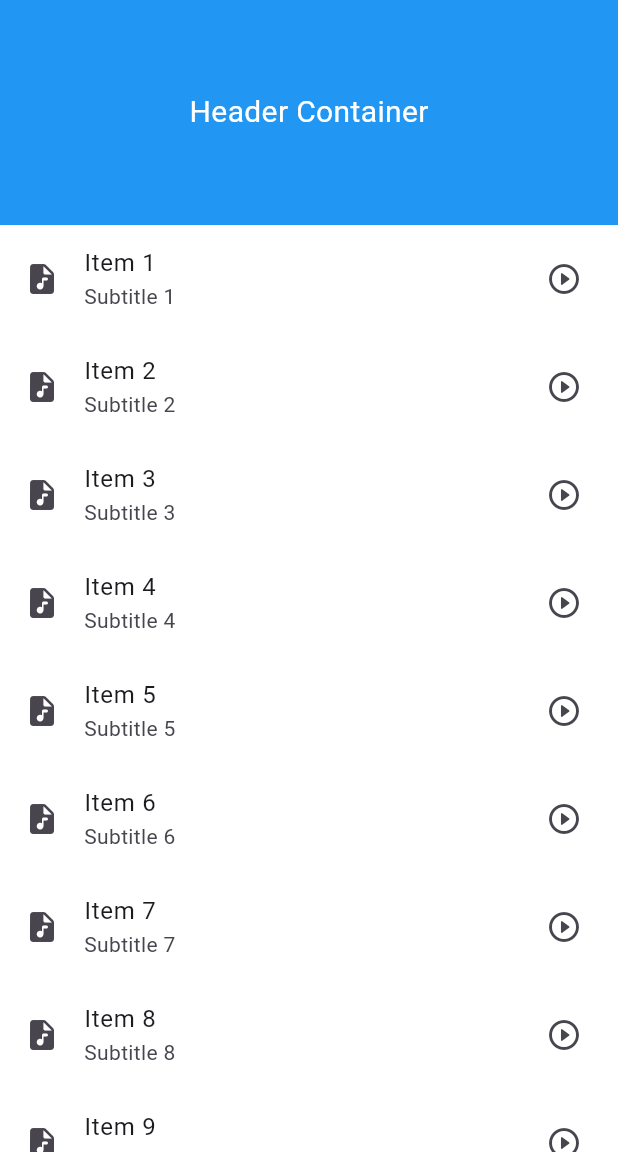
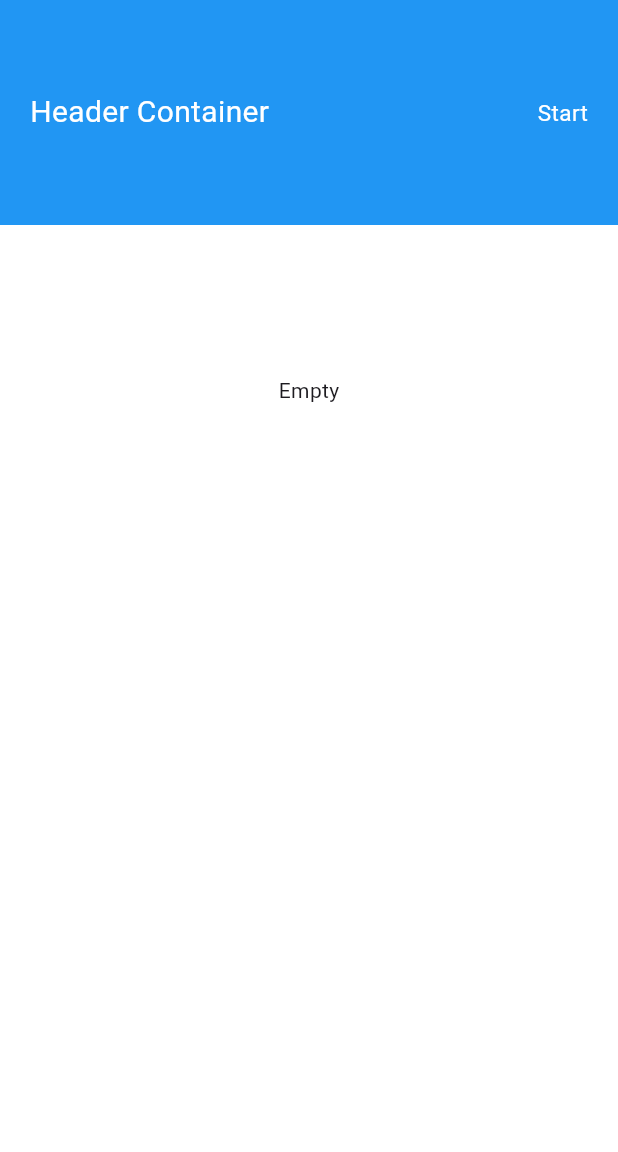
Before and after one commit to mytct/recording_project, a Flutter app: the screen it shows after launch, on a phone screen of 412 x 824 dp, the part 84-1236 px from its top. Run offline on Flutter 3.47's test engine with Material 3 defaults, Android fonts, the phone set to English and light mode, and no system bars; our stand-ins replace audioplayers, device_info_plus, dio, equatable, flutter_bloc, get_it and 5 more; missing offline and left inert: flutter_background, flutter_logs, flutter_sound; accounts and stored records are empty; generated files the repository leaves out were written again.

Commit message:
feat: update features

```diff
--- /dev/null
+++ b/app_test/lib/data/repositories/audio_repository.dart
@@ -0,0 +1,18 @@
+import 'package:app_test/core/strings.dart';
+import 'package:app_test/data/models/audio_list_item_data.dart';
+import 'package:hive_flutter/hive_flutter.dart';
+import 'package:injectable/injectable.dart';
+
+abstract class AudioRepository {
+  List<AudioData> getRecordings();
+}
+
+@injectable
+class AudioRepositoryImpl implements AudioRepository {
+  final _audioBox = Hive.box<AudioData>(localAudioStorage);
+
+  @override
+  List<AudioData> getRecordings() {
+    return _audioBox.values.toList();
+  }
+}
--- /dev/null
+++ b/app_test/lib/features/audio_list/bloc/audio_list_action.dart
@@ -0,0 +1,3 @@
+import 'package:app_core/bloc/core_action.dart';
+
+sealed class AudioListCubitAction implements CoreAction {}
--- /dev/null
+++ b/app_test/lib/features/audio_list/views/audio_list_model_ui.dart
@@ -0,0 +1,18 @@
+import 'package:app_test/data/models/audio_list_item_data.dart';
+
+class AudioListModelUI {
+  final List<AudioData>? list;
+  final int? indexPlaying;
+
+//NOTE: -1 mean not playing any items
+  const AudioListModelUI({this.list, this.indexPlaying = -1});
+
+  AudioListModelUI copyWith({
+    List<AudioData>? list,
+    int? indexPlaying,
+  }) =>
+      AudioListModelUI(
+        list: list ?? this.list,
+        indexPlaying: indexPlaying ?? this.indexPlaying,
+      );
+}
--- a/app_test/lib/features/audio_list/views/audio_list_view.dart
+++ b/app_test/lib/features/audio_list/views/audio_list_view.dart
@@ -1,5 +1,12 @@
+import 'package:app_core/bloc/core_consumer.dart';
+import 'package:app_core/bloc/core_state.dart';
 import 'package:app_core/ui/core_stateful.dart';
+import 'package:app_test/features/audio_list/bloc/audio_list_action.dart';
+import 'package:app_test/features/audio_list/bloc/audio_list_cubit.dart';
+import 'package:app_test/features/audio_list/views/audio_list_model_ui.dart';
 import 'package:flutter/material.dart';
+import 'package:flutter_bloc/flutter_bloc.dart';
+import 'package:app_test/core/di/di.dart';
 
 class AudioListView extends CoreView {
   const AudioListView({super.key});
@@ -8,17 +15,50 @@ class AudioListView extends CoreView {
 }
 
 class AudioListViewState extends CoreViewState<AudioListView> {
+  final AudioListCubit cubit = di();
+
   @override
   Widget build(BuildContext context) {
-    return Expanded(
-      child: ListView.builder(
-        itemCount: 10, // Replace with your list length
-        itemBuilder: (context, index) {
-          return ListTile(
-            leading: const Icon(Icons.audio_file_rounded),
-            title: Text("Item ${index + 1}"),
-            subtitle: Text("Subtitle ${index + 1}"),
-            trailing: const Icon(Icons.play_circle_outline_rounded),
+    return BlocProvider(
+      create: (context) => cubit,
+      child: CoreBlocConsumer<AudioListCubit, CoreState<AudioListModelUI>,
+          AudioListCubitAction>(
+        actionListener: (context, state, action) {},
+        builder: (context, state) {
+          final data = state.data?.list ?? [];
+          final indexPlaying = state.data?.indexPlaying ?? -1;
+          return Expanded(
+            child: RefreshIndicator(
+              onRefresh: cubit.loadList,
+              child: (data.isNotEmpty)
+                  ? ListView.builder(
+                      itemCount: data.length,
+                      itemBuilder: (context, index) {
+                        return ListTile(
+                          onTap: () {
+                            if (indexPlaying != -1) return;
+                            cubit.playRecord(data[index].filePath, index);
+                          },
+                          leading: const Icon(Icons.audio_file_rounded),
+                          title: Text("${data[index].title}"),
+                          trailing: (indexPlaying == index)
+                              ? const Icon(Icons.pause_circle_outline_rounded)
+                              : const Icon(Icons.play_circle_outline_rounded),
+                        );
+                      },
+                    )
+                  : const SizedBox.expand(
+                      child: SingleChildScrollView(
+                        physics: AlwaysScrollableScrollPhysics(),
+                        child: Center(
+                          child: Padding(
+                            padding: EdgeInsets.only(top: 100),
+                            child: Text('Empty'),
+                          ),
+                        ),
+                      ),
+                    ),
+            ),
           );
         },
       ),
--- a/app_test/lib/features/record/views/record_model_ui.dart
+++ b/app_test/lib/features/record/views/record_model_ui.dart
@@ -1 +1,10 @@
-class RecordModelUI {}
+class RecordModelUI {
+  final bool? isRecording;
+
+  const RecordModelUI({this.isRecording});
+
+  RecordModelUI copyWith({
+    bool? isRecording,
+  }) =>
+      RecordModelUI(isRecording: isRecording ?? this.isRecording);
+}
--- a/app_test/lib/features/record/views/record_view.dart
+++ b/app_test/lib/features/record/views/record_view.dart
@@ -24,16 +24,31 @@ class RecordViewState extends CoreViewState<RecordView> {
           RecordCubitAction>(
         actionListener: (context, state, action) {},
         builder: (context, state) {
+          final isRecording = state.data?.isRecording ?? false;
           return Container(
+              padding: const EdgeInsets.all(20),
               width: double.infinity,
               height: 150,
               color: Colors.blue,
               alignment: Alignment.center,
-            child: const Text(
+              child: Row(
+                mainAxisAlignment: MainAxisAlignment.spaceBetween,
+                children: [
+                  const Text(
                     "Header Container",
                     style: TextStyle(color: Colors.white, fontSize: 20),
                   ),
-          );
+                  GestureDetector(
+                    onTap: () {
+                      cubit.record();
+                    },
+                    child: Text(
+                      isRecording ? "Stop" : "Start",
+                      style: const TextStyle(color: Colors.white, fontSize: 15),
+                    ),
+                  ),
+                ],
+              ));
         },
       ),
     );
--- a/app_test/pubspec.yaml
+++ b/app_test/pubspec.yaml
@@ -42,11 +42,12 @@ dependencies:
   json_annotation: ^4.9.0
   hive: ^2.2.3
   hive_flutter: ^1.1.0
-  flutter_sound: ^9.2.13
   flutter_background: ^1.2.0
   permission_handler: ^11.0.1
   path_provider: ^2.1.2
   audioplayers: ^6.3.0
+  android_intent_plus: ^5.3.0
+  flutter_sound: ^9.25.4
 
 dev_dependencies:
   flutter_test:
```
Also changed, not shown: app_test/lib/core/services/audio_play_service.dart (+7 -1 lines), app_test/lib/core/services/local_audio_services.dart (+55 -20 lines), app_test/lib/domain/usecases/audio_list_usecase.dart (deleted, +0 -11 lines), app_test/lib/features/audio_list/bloc/audio_list_cubit.dart (+46 -3 lines), app_test/lib/features/audio_list/views/audio_list_ui.dart (deleted, +0 -7 lines), app_test/lib/features/record/bloc/record_cubit.dart (+39 -1 lines), app_test/lib/core/di/di.config.dart, 2 other files. Lines whose indentation alone changed are shown as unchanged.
